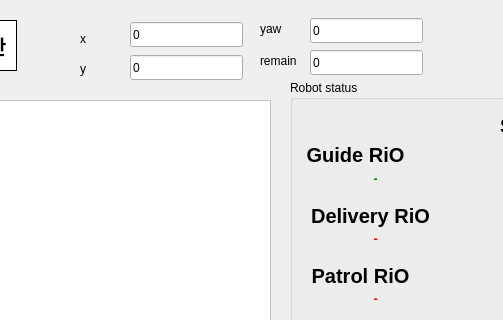
This is src/rio_ui/rio_ui/ui/admin_service.ui in addinedu-ros-4th/ros-repo-1 as Qt 5 draws it before an edit; both pictures show x 270 to 773 and y 0 to 320 of the 1349 by 772 pixel window. The edited form follows.
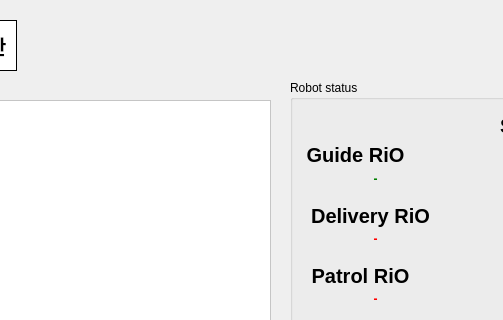
This is the edited form.

Diff of the .ui file:
```diff
--- a/src/rio_ui/rio_ui/ui/admin_service.ui
+++ b/src/rio_ui/rio_ui/ui/admin_service.ui
@@ -1202,110 +1202,6 @@
     <string>Map</string>
    </property>
   </widget>
-  <widget class="QLabel" name="xx">
-   <property name="geometry">
-    <rect>
-     <x>350</x>
-     <y>30</y>
-     <width>70</width>
-     <height>17</height>
-    </rect>
-   </property>
-   <property name="text">
-    <string>x</string>
-   </property>
-  </widget>
-  <widget class="QLabel" name="yy">
-   <property name="geometry">
-    <rect>
-     <x>350</x>
-     <y>60</y>
-     <width>70</width>
-     <height>17</height>
-    </rect>
-   </property>
-   <property name="text">
-    <string>y</string>
-   </property>
-  </widget>
-  <widget class="QLabel" name="zz">
-   <property name="geometry">
-    <rect>
-     <x>530</x>
-     <y>20</y>
-     <width>70</width>
-     <height>17</height>
-    </rect>
-   </property>
-   <property name="text">
-    <string>yaw</string>
-   </property>
-  </widget>
-  <widget class="QLineEdit" name="xLine">
-   <property name="geometry">
-    <rect>
-     <x>400</x>
-     <y>22</y>
-     <width>113</width>
-     <height>25</height>
-    </rect>
-   </property>
-   <property name="text">
-    <string>0</string>
-   </property>
-  </widget>
-  <widget class="QLineEdit" name="yLine">
-   <property name="geometry">
-    <rect>
-     <x>400</x>
-     <y>55</y>
-     <width>113</width>
-     <height>25</height>
-    </rect>
-   </property>
-   <property name="text">
-    <string>0</string>
-   </property>
-  </widget>
-  <widget class="QLineEdit" name="yawLine">
-   <property name="geometry">
-    <rect>
-     <x>580</x>
-     <y>18</y>
-     <width>113</width>
-     <height>25</height>
-    </rect>
-   </property>
-   <property name="text">
-    <string>0</string>
-   </property>
-  </widget>
-  <widget class="QLabel" name="remain">
-   <property name="geometry">
-    <rect>
-     <x>530</x>
-     <y>52</y>
-     <width>70</width>
-     <height>17</height>
-    </rect>
-   </property>
-   <property name="text">
-    <string>remain</string>
-   </property>
-  </widget>
-  <widget class="QLineEdit" name="remainLine">
-   <property name="geometry">
-    <rect>
-     <x>580</x>
-     <y>50</y>
-     <width>113</width>
-     <height>25</height>
-    </rect>
-   </property>
-   <property name="text">
-    <string>0</string>
-   </property>
-  </widget>
   <widget class="QGroupBox" name="db_group">
    <property name="geometry">
     <rect>
```
Left out of the diff: 21 changed lines with no effect on the pictures.
